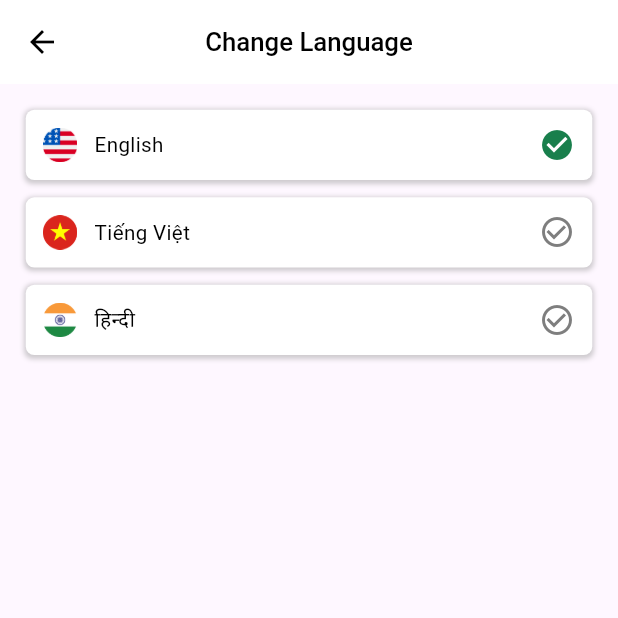
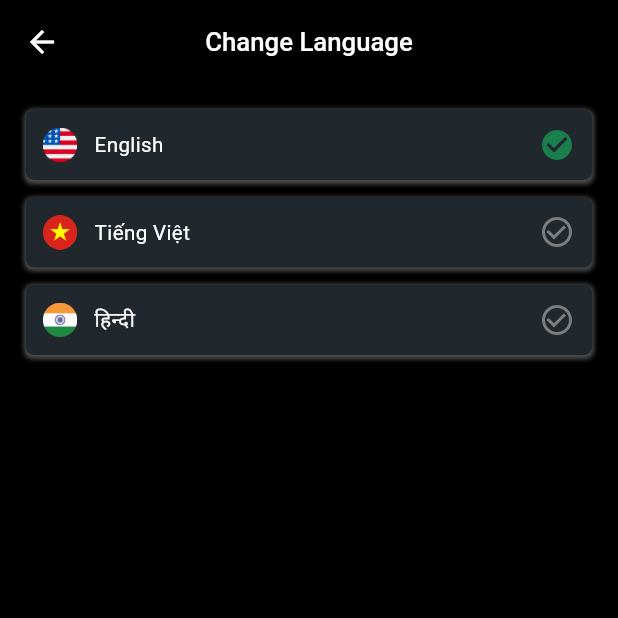
Before and after one commit to akinokami/hockey_live_score, a Flutter app: the ChangeLanguageScreen screen opened directly, after a tap on "English", on a phone screen of 412 x 824 dp, the top half of it. Run offline on Flutter 3.47's test engine with Material 3 defaults, Android fonts, the phone set to English and light mode, and no system bars; our stand-ins replace connectivity_plus, dio, flutter_screenutil, get, get_storage, loading_animation_widget and 1 more; accounts and stored records are empty; network calls fail.

Commit message:
change theme

```diff
--- a/lib/language/vi_language.dart
+++ b/lib/language/vi_language.dart
@@ -12,6 +12,8 @@ class ViLanguage {
     'general': 'Tổng quan',
     'other': 'Khác',
     'score': 'Điểm số',
+    'matches': 'Trận đấu',
     'please_wait': 'Vui lòng đợi',
+    'no_data': 'Không có dữ liệu',
   };
 }
--- a/lib/utils/color_const.dart
+++ b/lib/utils/color_const.dart
@@ -1,6 +1,6 @@
 import 'package:flutter/material.dart';
 
-Color primaryColor = const Color.fromARGB(255, 255, 255, 255);
+Color primaryColor = const Color.fromARGB(255, 0, 0, 0);
 Color secondaryColor = const Color.fromARGB(255, 25, 127, 76);
 Color cardColor = const Color(0xff21282d);
 Color lightWhiteColor = const Color.fromARGB(255, 245, 245, 245);
--- a/lib/views/screens/bottom_nav_menu.dart
+++ b/lib/views/screens/bottom_nav_menu.dart
@@ -132,7 +132,7 @@ class _BottomNavMenuState extends State<BottomNavMenu> {
   }
 
   final TextStyle unselectedLabelStyle = TextStyle(
-      color: Colors.white.withOpacity(0.5),
+      color: whiteColor,
       fontWeight: FontWeight.w500,
       fontSize: 10.sp);
 
@@ -145,8 +145,8 @@ class _BottomNavMenuState extends State<BottomNavMenu> {
           showSelectedLabels: true,
           onTap: bottomNavController.changeTabIndex,
           currentIndex: bottomNavController.tabIndex.value,
-          backgroundColor: whiteColor,
-          unselectedItemColor: Colors.black54,
+         backgroundColor: primaryColor,
+          unselectedItemColor: whiteColor,
           selectedItemColor: secondaryColor,
           unselectedLabelStyle: unselectedLabelStyle,
           selectedLabelStyle: selectedLabelStyle,
@@ -157,7 +157,7 @@ class _BottomNavMenuState extends State<BottomNavMenu> {
                 size: 18.sp,
               ),
               label: 'matches'.tr,
-              backgroundColor: primaryColor,
+             // backgroundColor: primaryColor,
             ),
             BottomNavigationBarItem(
               icon: Icon(
@@ -165,7 +165,7 @@ class _BottomNavMenuState extends State<BottomNavMenu> {
                 size: 18.sp,
               ),
               label: 'live'.tr,
-              backgroundColor: primaryColor,
+              //backgroundColor: primaryColor,
             ),
             BottomNavigationBarItem(
               icon: Icon(
@@ -173,7 +173,7 @@ class _BottomNavMenuState extends State<BottomNavMenu> {
                 size: 18.sp,
               ),
               label: 'settings'.tr,
-              backgroundColor: primaryColor,
+             // backgroundColor: primaryColor,
             ),
           ],
         ));
--- a/lib/views/screens/live/live_screen.dart
+++ b/lib/views/screens/live/live_screen.dart
@@ -14,10 +14,11 @@ class LiveScreen extends StatelessWidget {
   @override
   Widget build(BuildContext context) {
     return Scaffold(
+      backgroundColor: primaryColor,
       appBar: AppBar(
         elevation: 0,
         centerTitle: true,
-        backgroundColor: Colors.white,
+        backgroundColor: primaryColor,
         title: CustomText(
           text: 'matches'.tr,
           fontSize: 15.sp,
@@ -36,6 +37,7 @@ class LiveScreen extends StatelessWidget {
                       Icon(
                         Icons.sports_hockey,
                         size: 18.sp,
+                        color: secondaryColor,
                       ),
                       SizedBox(
                         width: 10.w,
--- a/lib/views/screens/match/match_screen.dart
+++ b/lib/views/screens/match/match_screen.dart
@@ -18,7 +18,9 @@ class MatchScreen extends StatelessWidget {
   Widget build(BuildContext context) {
     final matchController = Get.put(MatchController());
     return Scaffold(
+      backgroundColor: primaryColor,
       appBar: AppBar(
+        backgroundColor: primaryColor,
         elevation: 0,
         centerTitle: false,
         title: Obx(
@@ -80,6 +82,7 @@ class MatchScreen extends StatelessWidget {
                             Row(
                               children: [
                                 Icon(
+                                  color: secondaryColor,
                                   Icons.sports_hockey,
                                   size: 18.sp,
                                 ),
--- a/lib/views/screens/settings/change_language.dart
+++ b/lib/views/screens/settings/change_language.dart
@@ -16,11 +16,13 @@ class ChangeLanguageScreen extends StatelessWidget {
   Widget build(BuildContext context) {
     final languageController = Get.put(LanguageController());
     return Scaffold(
+      backgroundColor: primaryColor,
       appBar: AppBar(
+        backgroundColor: primaryColor,
         elevation: 0,
         centerTitle: true,
-        backgroundColor: Colors.white,
-        iconTheme: const IconThemeData(color: Colors.black),
+
+        iconTheme: const IconThemeData(color: Colors.white),
         title: CustomText(
           text: 'change_language'.tr,
           fontSize: 15.sp,
--- a/lib/views/screens/settings/privacy_policy_screen.dart
+++ b/lib/views/screens/settings/privacy_policy_screen.dart
@@ -2,6 +2,7 @@ import 'package:flutter/material.dart';
 import 'package:flutter_screenutil/flutter_screenutil.dart';
 import 'package:webview_flutter/webview_flutter.dart';
 
+import '../../../utils/color_const.dart';
 import '../../../utils/enum.dart';
 import '../../../utils/global.dart';
 import '../../widgets/custom_text.dart';
@@ -31,11 +32,13 @@ class _PrivacyPolicyScreenState extends State<PrivacyPolicyScreen> {
   @override
   Widget build(BuildContext context) {
     return Scaffold(
+
+      backgroundColor: primaryColor,
       appBar: AppBar(
         elevation: 0,
         centerTitle: true,
-        backgroundColor: Colors.white,
-        iconTheme: const IconThemeData(color: Colors.black),
+        backgroundColor: primaryColor,
+        iconTheme: const IconThemeData(color: Colors.white),
         title: CustomText(
           text: '',
           fontSize: 15.sp,
--- a/lib/views/screens/settings/setting_screen.dart
+++ b/lib/views/screens/settings/setting_screen.dart
@@ -1,5 +1,6 @@
 import 'package:flutter/material.dart';
 import 'package:flutter_screenutil/flutter_screenutil.dart';
+import 'package:hockey_live_score/utils/color_const.dart';
 import 'package:hockey_live_score/views/screens/settings/change_language.dart';
 import 'package:get/get.dart';
 
@@ -13,9 +14,11 @@ class SettingScreen extends StatelessWidget {
   @override
   Widget build(BuildContext context) {
     return Scaffold(
+      backgroundColor: primaryColor,
         appBar: AppBar(
+          backgroundColor: primaryColor,
           elevation: 0,
-          backgroundColor: Colors.white,
+
           centerTitle: true,
           title: CustomText(
             text: 'settings'.tr,
@@ -42,6 +45,7 @@ class SettingScreen extends StatelessWidget {
                           Icon(
                             Icons.language,
                             size: 18.sp,
+                            color: secondaryColor,
                           ),
                           SizedBox(
                             width: 10.w,
@@ -58,6 +62,7 @@ class SettingScreen extends StatelessWidget {
                           Icon(
                             Icons.arrow_forward_ios,
                             size: 18.sp,
+                            color: secondaryColor,
                           ),
                         ],
                       ),
@@ -93,6 +98,7 @@ class SettingScreen extends StatelessWidget {
                           Icon(
                             Icons.policy_outlined,
                             size: 18.sp,
+                            color: secondaryColor,
                           ),
                           SizedBox(
                             width: 10.w,
@@ -103,6 +109,7 @@ class SettingScreen extends StatelessWidget {
                       Icon(
                         Icons.arrow_forward_ios,
                         size: 18.sp,
+                        color: secondaryColor,
                       ),
                     ],
                   ),
@@ -117,6 +124,7 @@ class SettingScreen extends StatelessWidget {
                         Icon(
                           Icons.info_outline_rounded,
                           size: 18.sp,
+                          color: secondaryColor,
                         ),
                         SizedBox(
                           width: 10.w,
--- a/lib/views/widgets/custom_card.dart
+++ b/lib/views/widgets/custom_card.dart
@@ -1,5 +1,6 @@
 import 'package:flutter/material.dart';
 import 'package:flutter_screenutil/flutter_screenutil.dart';
+import 'package:hockey_live_score/utils/color_const.dart';
 
 class CustomCard extends StatelessWidget {
   const CustomCard({
@@ -25,7 +26,7 @@ class CustomCard extends StatelessWidget {
       width: width ?? double.infinity,
       padding: EdgeInsets.all(10.w),
       decoration: BoxDecoration(
-        color: Colors.white,
+        color: cardColor,
         borderRadius: BorderRadius.circular(5.r),
         boxShadow: [
           BoxShadow(
--- a/lib/views/widgets/custom_text.dart
+++ b/lib/views/widgets/custom_text.dart
@@ -1,5 +1,6 @@
 import 'package:flutter/material.dart';
 import 'package:flutter_screenutil/flutter_screenutil.dart';
+import 'package:hockey_live_score/utils/color_const.dart';
 
 class CustomText extends StatelessWidget {
   final String? text;
@@ -27,7 +28,7 @@ class CustomText extends StatelessWidget {
         maxLines: maxLines ?? 1,
         style: TextStyle(
             fontFamily: fontFamily,
-            color: color ?? Colors.black,
+            color: color ?? whiteColor,
             fontSize: fontSize ?? 12.sp,
             overflow:
                 isEllip == false ? TextOverflow.visible : TextOverflow.ellipsis,
```
Also changed, not shown: 1 other file.
